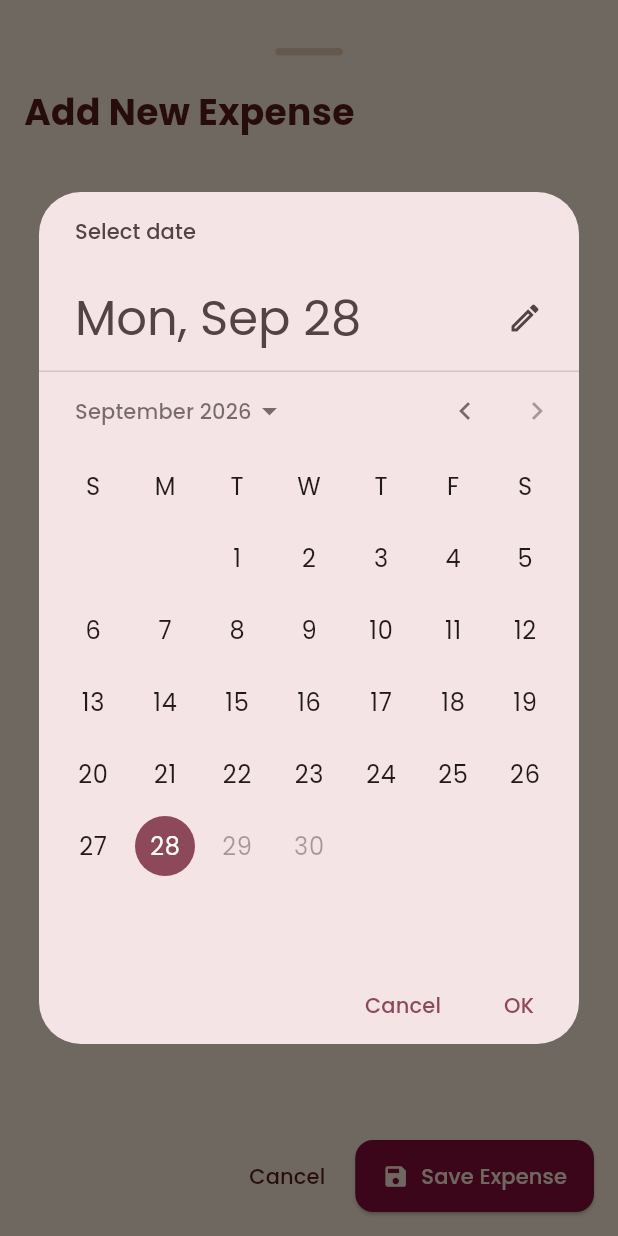
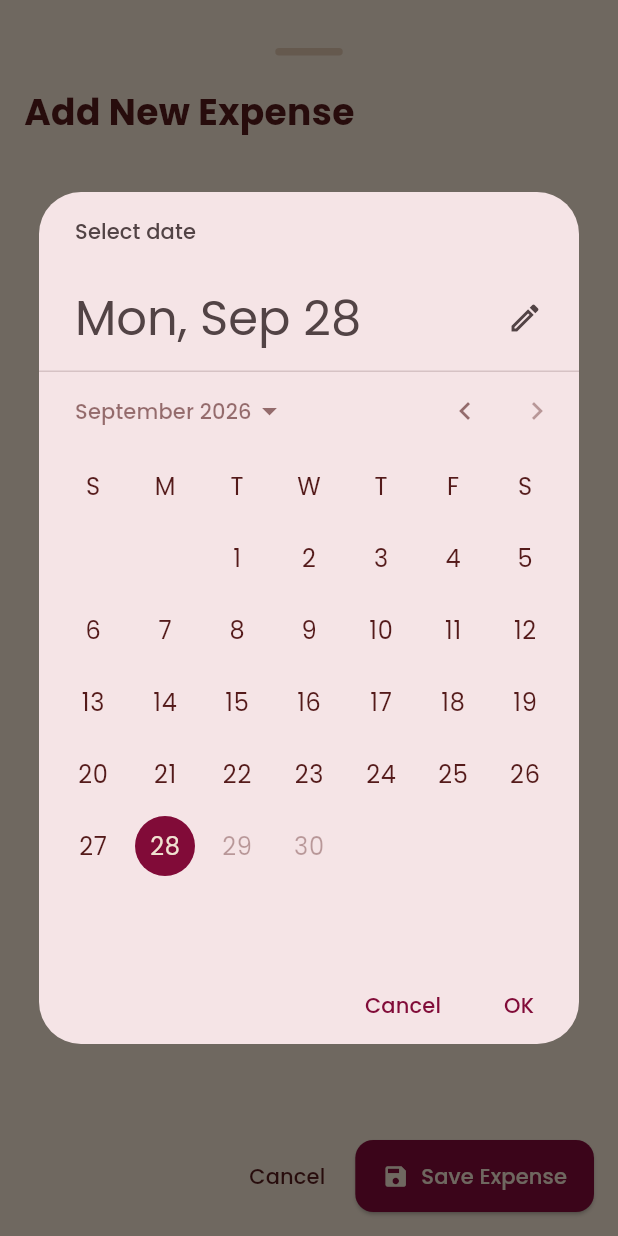
Before and after one commit to kylamurakami/CSIT284-Dacula, a Flutter app: the NewExpense widget shown alone on an empty page, opened directly with empty values, after a tap on "Select date", on a phone screen of 412 x 824 dp. Run offline on Flutter 3.47's test engine with Material 3 defaults, Android fonts, the phone set to English and light mode, and no system bars; our stand-ins replace google_fonts.

Commit message:
Customize date picker theme

```diff
--- a/expense_tracker/lib/widgets/new_expense.dart
+++ b/expense_tracker/lib/widgets/new_expense.dart
@@ -49,11 +49,24 @@ class _NewExpenseState extends State<NewExpense>
     final now = DateTime.now();
     final firstDate = DateTime(now.year - 1, now.month, now.day);
     final pickedDate = await showDatePicker(
-      context: context,
-      initialDate: now,
-      firstDate: firstDate,
-      lastDate: now,
+  context: context,
+  initialDate: now,
+  firstDate: firstDate,
+  lastDate: now,
+  builder: (context, child) {
+    return Theme(
+      data: Theme.of(context).copyWith(
+        colorScheme: Theme.of(context).colorScheme.copyWith(
+          primary: const Color(0xFF810B38),
+          onPrimary: const Color(0xFFF1E2D1),
+          surface: const Color(0xFFF1E2D1),
+          onSurface: const Color(0xFF541A1A),
+        ),
+      ),
+      child: child!,
     );
+  },
+);
     setState(() {
       _selectedDate = pickedDate;
     });
```
